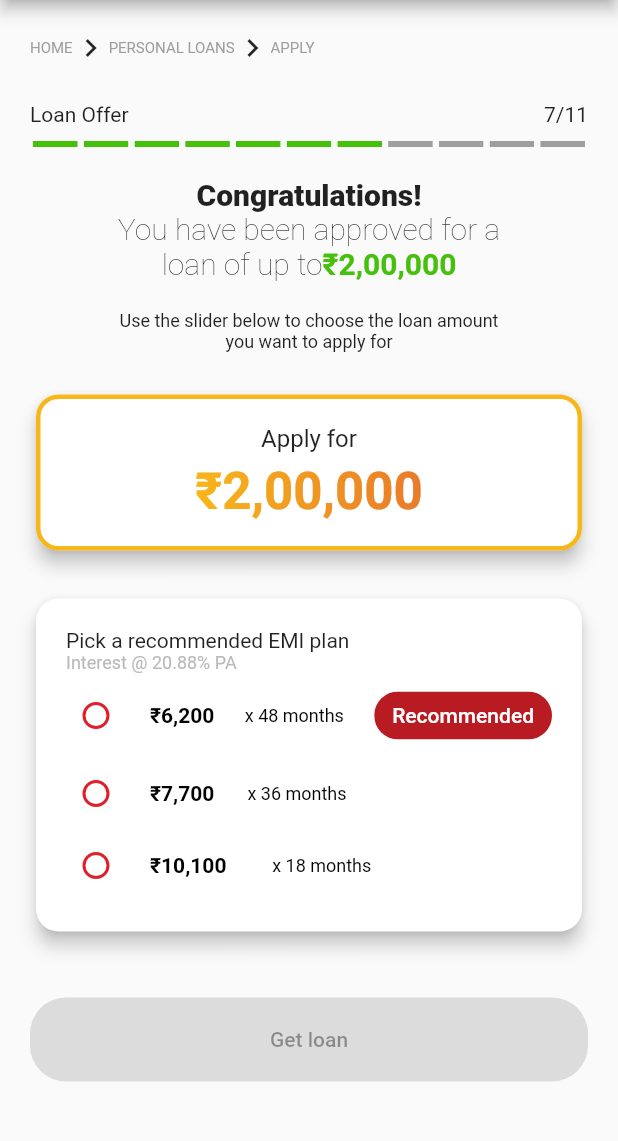
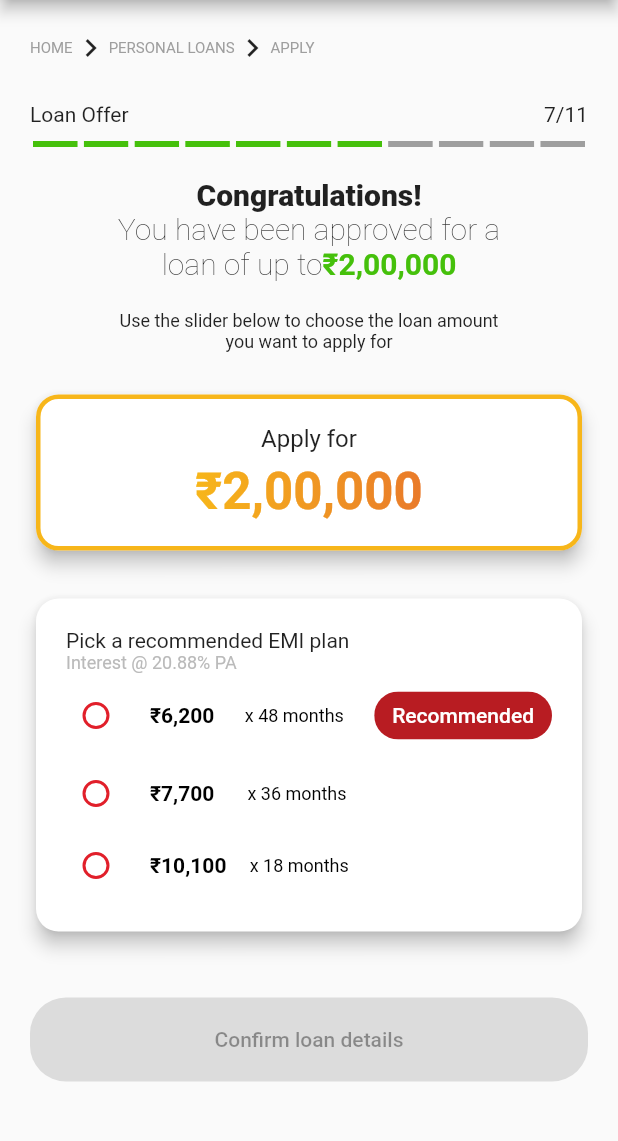
Before and after one commit to vaibhav7779/sardemo, a Flutter app: the Approval screen opened directly, on a phone screen of 412 x 824 dp, the part 84-1225 px from its top. Run offline on Flutter 3.47's test engine with Material 2 defaults, Android fonts, the phone set to English and light mode, and no system bars; drawn by our look-alikes of flutter_breadcrumb, step_progress_indicator; our stand-ins replace otp_text_field.

Commit message:
added linkin

```diff
--- a/lib/main.dart
+++ b/lib/main.dart
@@ -1,5 +1,6 @@
 import 'package:flutter/material.dart';
 import 'package:sar/pages/addAccount.dart';
+import 'package:sar/pages/basicInfo.dart';
 // import 'package:sar/pages/login.dart';
 // import 'package:sar/pages/basicInfo.dart';
 //import 'package:sar/pages/loanSummary.dart';
--- a/lib/pages/addAccount.dart
+++ b/lib/pages/addAccount.dart
@@ -1,5 +1,6 @@
 import 'package:flutter/material.dart';
 import 'package:flutter_breadcrumb/flutter_breadcrumb.dart';
+import 'package:sar/pages/approval.dart';
 import 'package:sar/pages/income_verification.dart';
 import 'package:step_progress_indicator/step_progress_indicator.dart';
 
@@ -320,7 +321,7 @@ class _AddAccountState extends State<AddAccount> {
                         Navigator.push(
                             context,
                             MaterialPageRoute(
-                              builder: (context) => IncomeVerification(),
+                              builder: (context) => Approval(),
                             ));
                       },
                       child: const Text("Next"),
--- a/lib/pages/approval.dart
+++ b/lib/pages/approval.dart
@@ -293,7 +293,7 @@ class _ApprovalState extends State<Approval> {
                                         fontWeight: FontWeight.w400),
                                   ),
                                   SizedBox(
-                                    width: 90,
+                                    width: 120,
                                   )
                                 ],
                               ),
@@ -327,7 +327,7 @@ class _ApprovalState extends State<Approval> {
                               ),
                             );
                           },
-                    child: const Text("Get loan"),
+                    child: const Text("Confirm loan details"),
                   ),
                 ),
               ),
```
Also changed, not shown: lib/pages/basicInfo.dart (+19 -9 lines), lib/pages/employment.dart (+9 -1 lines).
